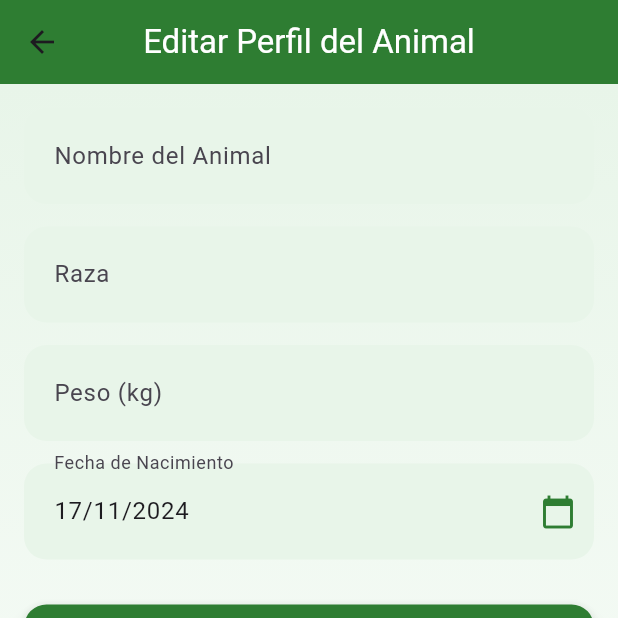
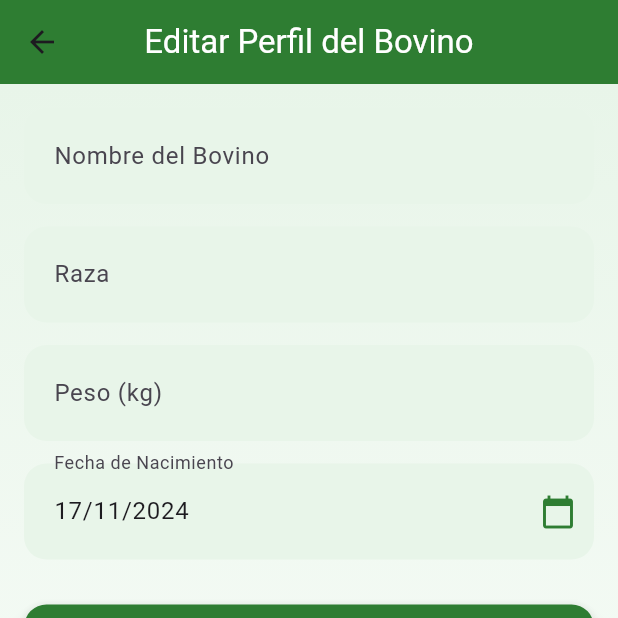
Before and after one commit to Suppra/BoviDataFirebase, a Flutter app: the AnimalProfileEditScreen screen opened directly with empty values, on a phone screen of 412 x 824 dp, the top half of it. Run offline on Flutter 3.47's test engine with Material 3 defaults, Android fonts, the phone set to English and light mode, and no system bars; our stand-ins replace cloud_firestore, firebase_auth, firebase_core; accounts and stored records are empty.

Commit message:
correcciones menores2.0

```diff
--- a/lib/vista/animal_management/animal_list_screen.dart
+++ b/lib/vista/animal_management/animal_list_screen.dart
@@ -16,7 +16,7 @@ class AnimalListScreen extends StatelessWidget {
     return Scaffold(
       appBar: AppBar(
         title: Text(
-          'Listado de Animales',
+          'Listado de Bovinos',
           style: TextStyle(color: Colors.white),
         ),
         backgroundColor: Colors.green[800],
@@ -40,10 +40,10 @@ class AnimalListScreen extends StatelessWidget {
               );
             }
             if (snapshot.hasError) {
-              return Center(child: Text('Error al cargar los animales.'));
+              return Center(child: Text('Error al cargar los Bovinos.'));
             }
             if (!snapshot.hasData || snapshot.data!.docs.isEmpty) {
-              return Center(child: Text('No hay animales registrados.'));
+              return Center(child: Text('No hay Bovinos registrados.'));
             }
 
             final animals = snapshot.data!.docs;
--- a/lib/vista/animal_management/animal_management_screen.dart
+++ b/lib/vista/animal_management/animal_management_screen.dart
@@ -46,21 +46,21 @@ class _AnimalRegistrationScreenState extends State<AnimalRegistrationScreen> {
       // Enviar notificación a empleados y veterinarios
       await FirebaseFirestore.instance.collection('notifications').add({
         'title': 'Nuevo Animal Registrado',
-        'message': 'El ganadero ha registrado un nuevo animal.',
+        'message': 'El ganadero ha registrado un nuevo Bovino.',
         'timestamp': Timestamp.now(),
         'userType': 'Empleado', // Notificación para empleados
       });
 
       await FirebaseFirestore.instance.collection('notifications').add({
         'title': 'Nuevo Animal Registrado',
-        'message': 'El ganadero ha registrado un nuevo animal.',
+        'message': 'El ganadero ha registrado un nuevo Bovino.',
         'timestamp': Timestamp.now(),
         'userType': 'Veterinario', // Notificación para veterinarios
       });
 
       ScaffoldMessenger.of(context).showSnackBar(
         SnackBar(
-          content: Text('Animal registrado con éxito'),
+          content: Text('Bovino registrado con éxito'),
           backgroundColor: Colors.green,
         ),
       );
@@ -68,7 +68,7 @@ class _AnimalRegistrationScreenState extends State<AnimalRegistrationScreen> {
     } catch (e) {
       ScaffoldMessenger.of(context).showSnackBar(
         SnackBar(
-          content: Text('Error al registrar el animal'),
+          content: Text('Error al registrar el Bovino'),
           backgroundColor: Colors.red,
         ),
       );
@@ -79,7 +79,7 @@ class _AnimalRegistrationScreenState extends State<AnimalRegistrationScreen> {
   Widget build(BuildContext context) {
     return Scaffold(
       appBar: AppBar(
-        title: Text('Registrar Animal', style: TextStyle(color: Colors.white)),
+        title: Text('Registrar Bovinos', style: TextStyle(color: Colors.white)),
         backgroundColor: Colors.green[800],
         elevation: 0,
         centerTitle: true,
@@ -105,7 +105,7 @@ class _AnimalRegistrationScreenState extends State<AnimalRegistrationScreen> {
                 child: Column(
                   crossAxisAlignment: CrossAxisAlignment.stretch,
                   children: [
-                    _buildTextField('Nombre del Animal', _nameController, Icons.pets),
+                    _buildTextField('Nombre del Bovino', _nameController, Icons.pets),
                     SizedBox(height: 15),
                     _buildBreedSelector(),
                     SizedBox(height: 15),
@@ -238,7 +238,7 @@ class _AnimalRegistrationScreenState extends State<AnimalRegistrationScreen> {
       ),
       icon: Icon(Icons.check, color: Colors.white),
       label: Text(
-        'Registrar Animal',
+        'Registrar Bovino',
         style: TextStyle(fontSize: 18, color: Colors.white),
       ),
     );
--- a/lib/vista/animal_management/animal_profile_edit_screen.dart
+++ b/lib/vista/animal_management/animal_profile_edit_screen.dart
@@ -42,7 +42,7 @@ class _AnimalProfileEditScreenState extends State<AnimalProfileEditScreen> {
         });
       }
     } catch (e) {
-      _showSnackBar('Error al cargar los datos del animal');
+      _showSnackBar('Error al cargar los datos del Bovino');
     }
   }
 
@@ -55,7 +55,7 @@ class _AnimalProfileEditScreenState extends State<AnimalProfileEditScreen> {
         'FechaNacimiento': Timestamp.fromDate(_selectedDate!), // Cambiado aquí
       });
 
-      _showSnackBar('Datos del animal actualizados con éxito');
+      _showSnackBar('Datos del Bovino actualizados con éxito');
       Navigator.pop(context);
     } catch (e) {
       _showSnackBar('Error al actualizar los datos');
@@ -78,7 +78,7 @@ class _AnimalProfileEditScreenState extends State<AnimalProfileEditScreen> {
   Widget build(BuildContext context) {
     return Scaffold(
       appBar: AppBar(
-        title: Text('Editar Perfil del Animal', style: TextStyle(color: Colors.white)),
+        title: Text('Editar Perfil del Bovino', style: TextStyle(color: Colors.white)),
         backgroundColor: Colors.green[800],
         elevation: 0,
         centerTitle: true,
@@ -94,7 +94,7 @@ class _AnimalProfileEditScreenState extends State<AnimalProfileEditScreen> {
         padding: const EdgeInsets.all(16.0),
         child: ListView(
           children: [
-            _buildTextField('Nombre del Animal', _nameController),
+            _buildTextField('Nombre del Bovino', _nameController),
             SizedBox(height: 15),
             _buildTextField('Raza', _breedController),
             SizedBox(height: 15),
--- a/lib/vista/home/home_screen.dart
+++ b/lib/vista/home/home_screen.dart
@@ -124,8 +124,8 @@ class HomePage extends StatelessWidget {
 
   Widget _buildOptionsGrid(BuildContext context, String userType) {
     final List<Map<String, dynamic>> options = [
-      {'label': 'Gestión de Animales', 'icon': Icons.pets, 'route': '/animal_management'},
-      {'label': 'Listado de Animales', 'icon': Icons.list, 'route': '/animal_list'},
+      {'label': 'Gestión de Bovinos', 'icon': Icons.pets, 'route': '/animal_management'},
+      {'label': 'Listado de Bovinos', 'icon': Icons.list, 'route': '/animal_list'},
       if (userType == 'Veterinario') ...[
         {'label': 'Tratamientos y Vacunas', 'icon': Icons.medical_services, 'route': '/treatment_vaccine_management'},
         {'label': 'Inventario de Medicamentos', 'icon': Icons.inventory, 'route': '/inventory_management'},
--- a/lib/vista/incident_mortality_report/incident_mortality_report_screen.dart
+++ b/lib/vista/incident_mortality_report/incident_mortality_report_screen.dart
@@ -66,17 +66,17 @@ class _IncidentMortalityReportScreenState
         }
 
         if (snapshot.hasError) {
-          return Center(child: Text('Error al cargar los animales.'));
+          return Center(child: Text('Error al cargar los Bovinos.'));
         }
 
         if (!snapshot.hasData || snapshot.data!.docs.isEmpty) {
-          return Center(child: Text('No hay animales registrados.'));
+          return Center(child: Text('No hay Bovinos registrados.'));
         }
 
         final animals = snapshot.data!.docs;
         return DropdownButtonFormField<String>(
           value: _selectedAnimalId,
-          hint: Text('Seleccione un Animal'),
+          hint: Text('Seleccione un Bovino'),
           items: animals.map((animal) {
             return DropdownMenuItem<String>(
               value: animal.id,
--- a/lib/vista/treatments/treatment_vaccine_management_screen.dart
+++ b/lib/vista/treatments/treatment_vaccine_management_screen.dart
@@ -20,11 +20,11 @@ class TreatmentVaccineManagementScreen extends StatelessWidget {
           }
 
           if (snapshot.hasError) {
-            return Center(child: Text('Error al cargar los animales.'));
+            return Center(child: Text('Error al cargar los Bovinos.'));
           }
 
           if (!snapshot.hasData || snapshot.data!.docs.isEmpty) {
-            return Center(child: Text('No hay animales registrados.'));
+            return Center(child: Text('No hay Bovinos registrados.'));
           }
 
           final animals = snapshot.data!.docs;
--- a/lib/vista/vaccination/vaccination_planning_screen.dart
+++ b/lib/vista/vaccination/vaccination_planning_screen.dart
@@ -124,18 +124,18 @@ class _VaccinationPlanningScreenState extends State<VaccinationPlanningScreen> {
         }
 
         if (snapshot.hasError) {
-          return Center(child: Text('Error al cargar los animales.'));
+          return Center(child: Text('Error al cargar los Bovinos.'));
         }
 
         if (!snapshot.hasData || snapshot.data!.docs.isEmpty) {
-          return Center(child: Text('No hay animales registrados.'));
+          return Center(child: Text('No hay Bovinos registrados.'));
         }
 
         final animals = snapshot.data!.docs;
 
         return DropdownButtonFormField<String>(
           value: _selectedAnimalId,
-          hint: Text('Seleccione un Animal'),
+          hint: Text('Seleccione un Bovino'),
           items: animals.map((animal) {
             return DropdownMenuItem<String>(
               value: animal.id,
@@ -150,7 +150,7 @@ class _VaccinationPlanningScreenState extends State<VaccinationPlanningScreen> {
           decoration: InputDecoration(
             filled: true,
             fillColor: Colors.green[50],
-            labelText: 'Animal',
+            labelText: 'Bovino',
             prefixIcon: Icon(Icons.pets, color: Colors.green[800]),
             border: OutlineInputBorder(
               borderRadius: BorderRadius.circular(15),
```
